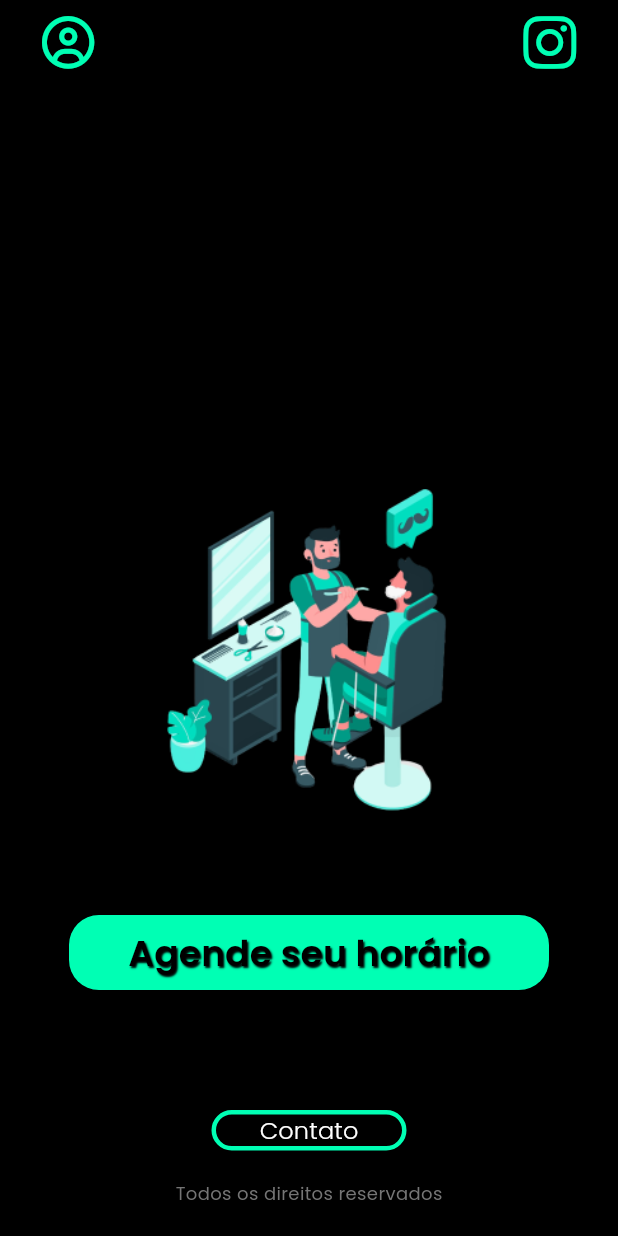
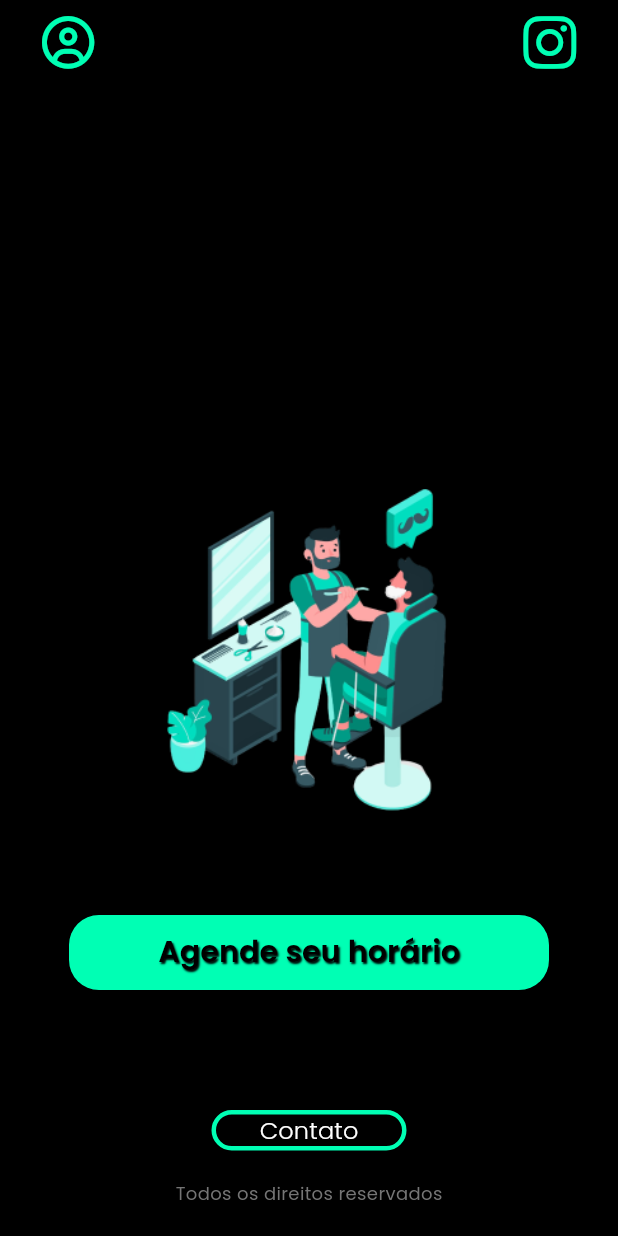
Before and after one commit to thiagofern4ndo/app-barber-shop, a Flutter app: the screen it shows after launch, on a phone screen of 412 x 824 dp. Run offline on Flutter 3.47's test engine with Material 3 defaults, Android fonts, the phone set to English and light mode, and no system bars; our stand-ins replace font_awesome_flutter, google_fonts.

Commit message:
Passando por parametro o fontsize do botao, para permitir customizacao

```diff
--- a/lib/screens/mainscreen.dart
+++ b/lib/screens/mainscreen.dart
@@ -53,6 +53,7 @@ class MainScreen extends StatelessWidget {
                   //  MaterialPageRoute(builder: (context) => LoginPage())
                 // );
               },
+
                width: 320, // Largura do botão
                height: 50, // Altura do botão
               color: const Color(0xFF00FFB4), // Cor personalizada do botão
--- a/lib/widgets/buttons/custom_button.dart
+++ b/lib/widgets/buttons/custom_button.dart
@@ -16,8 +16,8 @@ class CustomButton extends StatelessWidget {
     this.width = 300,
     this.height = 60,
     this.color = const Color(0xFF00FFB4),
-    this.fontSize =  60 * 0.4,
-  });
+    double? fontSize, //permitindo receber um double ou null
+  }) : fontSize = fontSize ?? height * 0.4; //passando para o construtor um valor default quando nao existe fontsize recebido
 
   @override
   Widget build(BuildContext context) {
```
